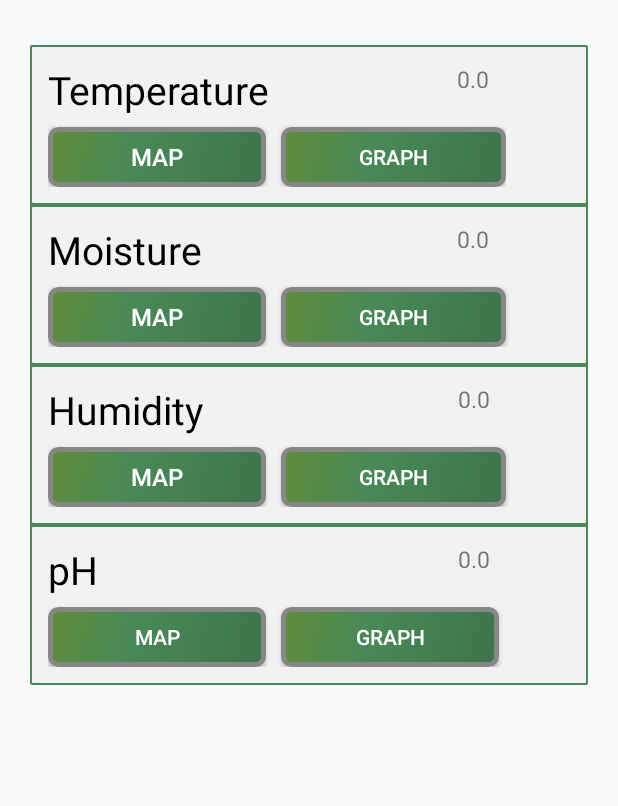
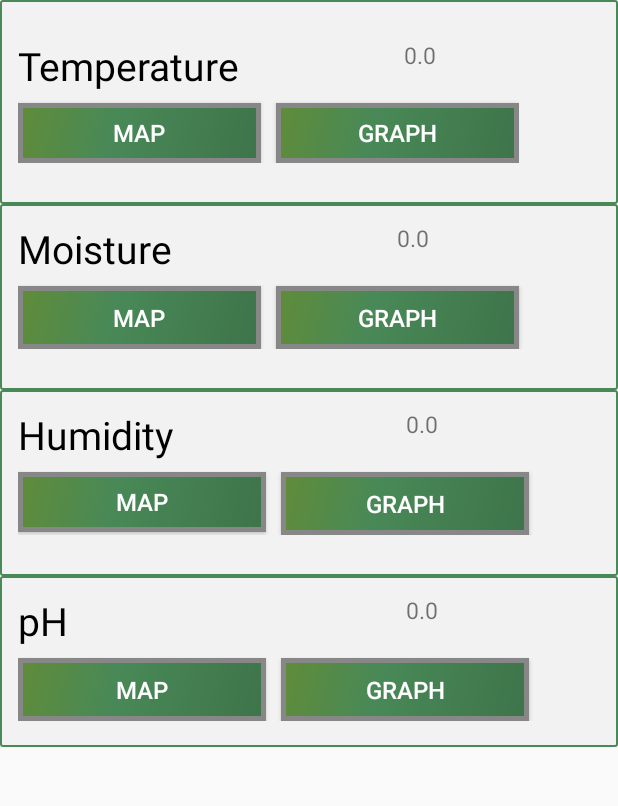
Before and after one commit to yovimaar/Permaculture-Lab-Monitor, an Android app: the screen it shows after launch (MainActivity), on a phone screen of 412 x 824 dp, the part 113-919 px from its top. Run offline under Robolectric (Android 15) with nearby library versions, the phone set to English and light mode, and no system bars; libraries missing offline, so code that uses them is left out: com.google.maps.android.

Commit message:
improved the UI

```diff
--- a/app/src/main/java/edu/oswego/permaculturemonitor/MainActivity.java
+++ b/app/src/main/java/edu/oswego/permaculturemonitor/MainActivity.java
@@ -27,6 +27,7 @@ public class MainActivity extends AppCompatActivity {
     protected void onCreate(Bundle savedInstanceState) {
         super.onCreate(savedInstanceState);
         setContentView(R.layout.activity_main);
+
 
         //////CONNECTION TO DB///////////////////////////////////////////////////////////////////////////
         DataQuery dq;
--- a/app/src/main/java/edu/oswego/permaculturemonitor/MyPreferencesActivity.java
+++ b/app/src/main/java/edu/oswego/permaculturemonitor/MyPreferencesActivity.java
@@ -22,6 +22,8 @@ public class MyPreferencesActivity extends PreferenceActivity {
         boolean bAppUpdates = SP.getBoolean("applicationUpdates",false);
         String downloadType = SP.getString("downloadType","1");
 
+
+
     }
 
     public static class MyPreferenceFragment extends PreferenceFragment
--- a/app/src/main/res/drawable/buttonshape.xml
+++ b/app/src/main/res/drawable/buttonshape.xml
@@ -1,7 +1,7 @@
 <?xml version="1.0" encoding="utf-8"?>
 <shape xmlns:android="http://schemas.android.com/apk/res/android" android:shape="rectangle" >
     <corners
-        android:radius="5dp"
+        android:radius="0dp"
         />
     <gradient
         android:angle="315"
--- a/app/src/main/res/layout/activity_main.xml
+++ b/app/src/main/res/layout/activity_main.xml
@@ -44,11 +44,7 @@
 
     <LinearLayout
         android:layout_width="match_parent"
-        android:layout_height="wrap_content"
-        android:layout_marginTop="30dp"
-        android:layout_marginLeft="20dp"
-        android:layout_marginRight="20dp"
-        android:background="@drawable/border"
+        android:layout_height="match_parent"
         android:orientation="vertical">
 
         <RelativeLayout
@@ -60,6 +56,8 @@
             <RelativeLayout
                 android:layout_width="wrap_content"
                 android:layout_height="wrap_content"
+                android:layout_marginTop="14dp"
+                android:layout_marginBottom="15dp"
                 android:padding="6dp">
 
                 <TextView
@@ -78,14 +76,15 @@
                     android:text="0.0"
                     android:textSize="15sp"
                     android:layout_toRightOf="@id/tempTextView"
-                    android:layout_marginLeft="125dp"
+                    android:layout_marginLeft="110dp"
                     />
 
                 <Button
                     android:id="@+id/tempMapButton"
                     android:layout_below="@id/tempTextView"
-                    android:layout_width="145dp"
+                    android:layout_width="162dp"
                     android:layout_height="40dp"
+                    android:layout_weight="1"
                     android:background="@drawable/buttonshape"
                     android:shadowColor="#A8A8A8"
                     android:textColor="@android:color/white"
@@ -95,12 +94,13 @@
 
                 <Button
                     android:id="@+id/tempGraphButton"
-                    android:layout_width="150dp"
+                    android:layout_width="162dp"
                     android:layout_height="40dp"
+                    android:layout_weight="1"
                     android:background="@drawable/buttonshape"
                     android:shadowColor="#A8A8A8"
                     android:textColor="@android:color/white"
-                    android:textSize="14dp"
+                    android:textSize="16dp"
                     android:layout_below="@+id/tempTextView"
                     android:layout_toRightOf="@id/tempMapButton"
                     android:layout_marginLeft="10dp"
@@ -117,6 +117,7 @@
             <RelativeLayout
                 android:layout_width="match_parent"
                 android:layout_height="wrap_content"
+                android:layout_marginBottom="15dp"
                 android:padding="6dp">
 
                 <TextView
@@ -135,14 +136,14 @@
                     android:text="0.0"
                     android:textSize="15sp"
                     android:layout_toRightOf="@id/moistTextView"
-                    android:layout_marginStart="170dp"
+                    android:layout_marginStart="150dp"
                     />
 
                 <Button
                     android:id="@+id/moistMapButton"
                     android:layout_below="@id/moistTextView"
-                    android:layout_width="145dp"
-                    android:layout_height="40dp"
+                    android:layout_width="162dp"
+                    android:layout_height="42dp"
                     android:background="@drawable/buttonshape"
                     android:shadowColor="#A8A8A8"
                     android:textColor="@android:color/white"
@@ -152,12 +153,12 @@
 
                 <Button
                     android:id="@+id/moistGraphButton"
-                    android:layout_width="150dp"
-                    android:layout_height="40dp"
+                    android:layout_width="162dp"
+                    android:layout_height="42dp"
                     android:background="@drawable/buttonshape"
                     android:shadowColor="#A8A8A8"
                     android:textColor="@android:color/white"
-                    android:textSize="14dp"
+                    android:textSize="16dp"
                     android:layout_below="@+id/moistTextView"
                     android:layout_toRightOf="@id/moistMapButton"
                     android:layout_marginLeft="10dp"
@@ -174,6 +175,7 @@
             <RelativeLayout
                 android:layout_width="match_parent"
                 android:layout_height="wrap_content"
+                android:layout_marginBottom="15dp"
                 android:padding="6dp">
 
                 <TextView
@@ -192,13 +194,13 @@
                     android:text="0.0"
                     android:textSize="15sp"
                     android:layout_toRightOf="@id/humTextView"
-                    android:layout_marginLeft="170dp"
+                    android:layout_marginLeft="155dp"
                     />
 
                 <Button
                     android:id="@+id/humMapButton"
                     android:layout_below="@id/humTextView"
-                    android:layout_width="145dp"
+                    android:layout_width="165dp"
                     android:layout_height="40dp"
                     android:background="@drawable/buttonshape"
                     android:shadowColor="#A8A8A8"
@@ -209,12 +211,12 @@
 
                 <Button
                     android:id="@+id/humGraphButton"
-                    android:layout_width="150dp"
-                    android:layout_height="40dp"
+                    android:layout_width="165dp"
+                    android:layout_height="42dp"
                     android:background="@drawable/buttonshape"
                     android:shadowColor="#A8A8A8"
                     android:textColor="@android:color/white"
-                    android:textSize="14dp"
+                    android:textSize="16dp"
                     android:layout_below="@+id/humTextView"
                     android:layout_toRightOf="@id/humMapButton"
                     android:layout_marginLeft="10dp"
@@ -231,6 +233,7 @@
             <RelativeLayout
                 android:layout_width="match_parent"
                 android:layout_height="wrap_content"
+                android:layout_marginBottom="5dp"
                 android:padding="6dp">
 
                 <TextView
@@ -249,29 +252,29 @@
                     android:text="0.0"
                     android:textSize="15sp"
                     android:layout_toRightOf="@id/pHTextView"
-                    android:layout_marginLeft="240dp"
+                    android:layout_marginLeft="225dp"
                     />
 
                 <Button
                     android:id="@+id/pHMapButton"
                     android:layout_below="@id/pHTextView"
-                    android:layout_width="145dp"
-                    android:layout_height="40dp"
+                    android:layout_width="165dp"
+                    android:layout_height="42dp"
                     android:background="@drawable/buttonshape"
                     android:shadowColor="#A8A8A8"
                     android:textColor="@android:color/white"
-                    android:textSize="14dp"
+                    android:textSize="16dp"
                     android:text="Map" />
 
 
                 <Button
                     android:id="@+id/phGraphButton"
-                    android:layout_width="145dp"
-                    android:layout_height="40dp"
+                    android:layout_width="165dp"
+                    android:layout_height="42dp"
                     android:background="@drawable/buttonshape"
                     android:shadowColor="#A8A8A8"
                     android:textColor="@android:color/white"
-                    android:textSize="14dp"
+                    android:textSize="16dp"
                     android:layout_below="@+id/pHTextView"
                     android:layout_toRightOf="@id/pHMapButton"
                     android:layout_marginLeft="10dp"
```
Also changed, not shown: app/src/main/res/layout/moist_graph_layout.xml (+39 -39 lines).
